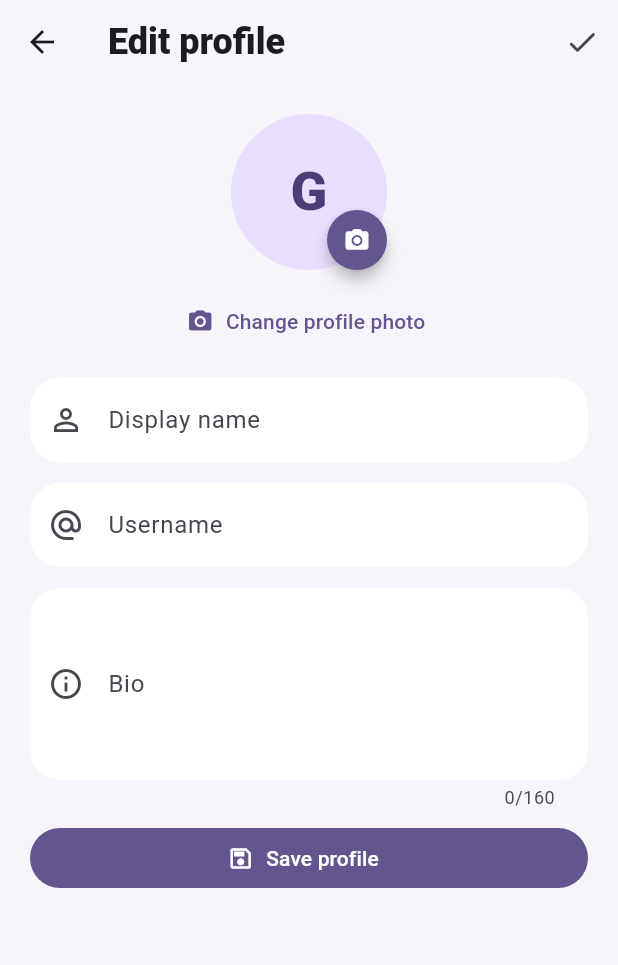
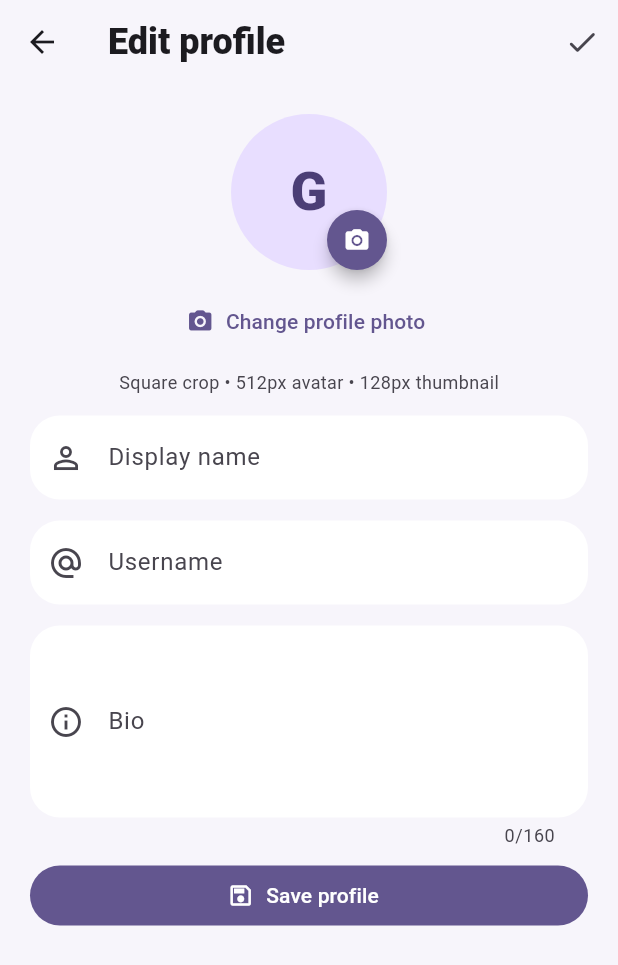
Before and after one commit to emzaro731-byte/gg, a Flutter app: the ProfilePage screen opened directly, after a tap on the "camera alt" icon, on a phone screen of 412 x 824 dp. Shown: the top 965 px of the screen. Run offline on Flutter 3.47's test engine with Material 3 defaults, Android fonts, the phone set to English and light mode, and no system bars; our stand-ins replace audioplayers, file_picker, flutter_local_notifications, shared_preferences, supabase_flutter, video_player; missing offline and left inert: flutter_webrtc, record; accounts and stored records are empty.

Commit message:
feat: crop compress and thumbnail profile photos

```diff
--- a/lib/profile_page.dart
+++ b/lib/profile_page.dart
@@ -1,5 +1,6 @@
 import 'package:file_picker/file_picker.dart';
 import 'package:flutter/material.dart';
+import 'package:image/image.dart' as img;
 import 'package:supabase_flutter/supabase_flutter.dart';
 
 class ProfilePage extends StatefulWidget {
@@ -64,40 +65,73 @@ class _ProfilePageState extends State<ProfilePage> {
       );
       if (result == null || result.files.single.bytes == null) return;
 
-      final file = result.files.single;
-      final bytes = file.bytes!;
-      if (bytes.length > 8 * 1024 * 1024) {
-        throw Exception('Profile photo must be 8 MB or smaller.');
+      final bytes = result.files.single.bytes!;
+      if (bytes.length > 12 * 1024 * 1024) {
+        throw Exception('Please choose an image smaller than 12 MB.');
       }
 
-      final extension = (file.extension ?? 'jpg').toLowerCase();
-      final safeExtension = switch (extension) {
-        'png' => 'png',
-        'webp' => 'webp',
-        'gif' => 'gif',
-        'heic' => 'heic',
-        _ => 'jpg',
-      };
-      final path = '$userId/avatar.$safeExtension';
-      final contentType = switch (safeExtension) {
-        'png' => 'image/png',
-        'webp' => 'image/webp',
-        'gif' => 'image/gif',
-        'heic' => 'image/heic',
-        _ => 'image/jpeg',
-      };
+      // Decode, center-crop to a square, then resize locally. This keeps the
+      // uploaded profile photo small and works on both Android and web.
+      final decoded = img.decodeImage(bytes);
+      if (decoded == null) {
+        throw Exception('That image could not be processed.');
+      }
+
+      final side = decoded.width < decoded.height ? decoded.width : decoded.height;
+      final offsetX = (decoded.width - side) ~/ 2;
+      final offsetY = (decoded.height - side) ~/ 2;
+      final square = img.copyCrop(
+        decoded,
+        x: offsetX,
+        y: offsetY,
+        width: side,
+        height: side,
+      );
+
+      final avatar = img.copyResize(
+        square,
+        width: 512,
+        height: 512,
+        interpolation: img.Interpolation.cubic,
+      );
+      final thumbnail = img.copyResize(
+        square,
+        width: 128,
+        height: 128,
+        interpolation: img.Interpolation.cubic,
+      );
+
+      final avatarBytes = img.encodeJpg(avatar, quality: 82);
+      final thumbnailBytes = img.encodeJpg(thumbnail, quality: 78);
+
+      // Fixed JPEG paths mean every new upload replaces the previous avatar
+      // instead of accumulating differently-named files in Storage.
+      const avatarPath = 'PLACEHOLDER/avatar.jpg';
+      const thumbnailPath = 'PLACEHOLDER/avatar_thumb.jpg';
+      final path = avatarPath.replaceFirst('PLACEHOLDER', userId);
+      final thumbPath = thumbnailPath.replaceFirst('PLACEHOLDER', userId);
 
       await supabase.storage.from('avatars').uploadBinary(
         path,
-        bytes,
-        fileOptions: FileOptions(
-          contentType: contentType,
-          cacheControl: '3600',
+        avatarBytes,
+        fileOptions: const FileOptions(
+          contentType: 'image/jpeg',
+          cacheControl: '86400',
           upsert: true,
         ),
       );
 
-      final publicUrl = supabase.storage.from('avatars').getPublicUrl(path);
+      await supabase.storage.from('avatars').uploadBinary(
+        thumbPath,
+        thumbnailBytes,
+        fileOptions: const FileOptions(
+          contentType: 'image/jpeg',
+          cacheControl: '86400',
+          upsert: true,
+        ),
+      );
+
+      final publicUrl = supabase.storage.from('avatars').getPublicUrl(thumbPath);
       final cacheBustedUrl = '$publicUrl?v=${DateTime.now().millisecondsSinceEpoch}';
 
       await supabase.from('profiles').update({
@@ -108,7 +142,7 @@ class _ProfilePageState extends State<ProfilePage> {
       if (mounted) {
         setState(() => avatarUrl = cacheBustedUrl);
         ScaffoldMessenger.of(context).showSnackBar(
-          const SnackBar(content: Text('Profile photo updated')),
+          const SnackBar(content: Text('Profile photo cropped and optimized')),
         );
       }
     } on StorageException catch (e) {
@@ -219,7 +253,14 @@ class _ProfilePageState extends State<ProfilePage> {
                     child: TextButton.icon(
                       onPressed: uploadingPhoto ? null : _changePhoto,
                       icon: const Icon(Icons.photo_camera_rounded),
-                      label: Text(uploadingPhoto ? 'Uploading…' : 'Change profile photo'),
+                      label: Text(uploadingPhoto ? 'Processing…' : 'Change profile photo'),
+                    ),
+                  ),
+                  const SizedBox(height: 8),
+                  Center(
+                    child: Text(
+                      'Square crop • 512px avatar • 128px thumbnail',
+                      style: TextStyle(color: Theme.of(context).colorScheme.onSurfaceVariant, fontSize: 12),
                     ),
                   ),
                   const SizedBox(height: 14),
```
